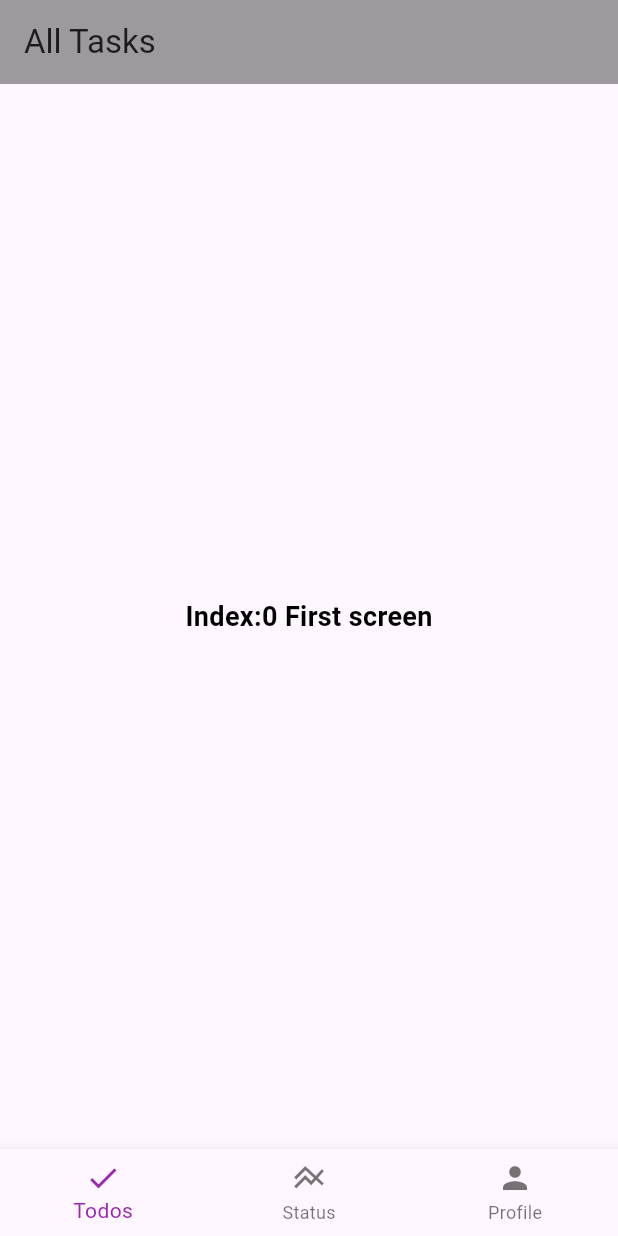
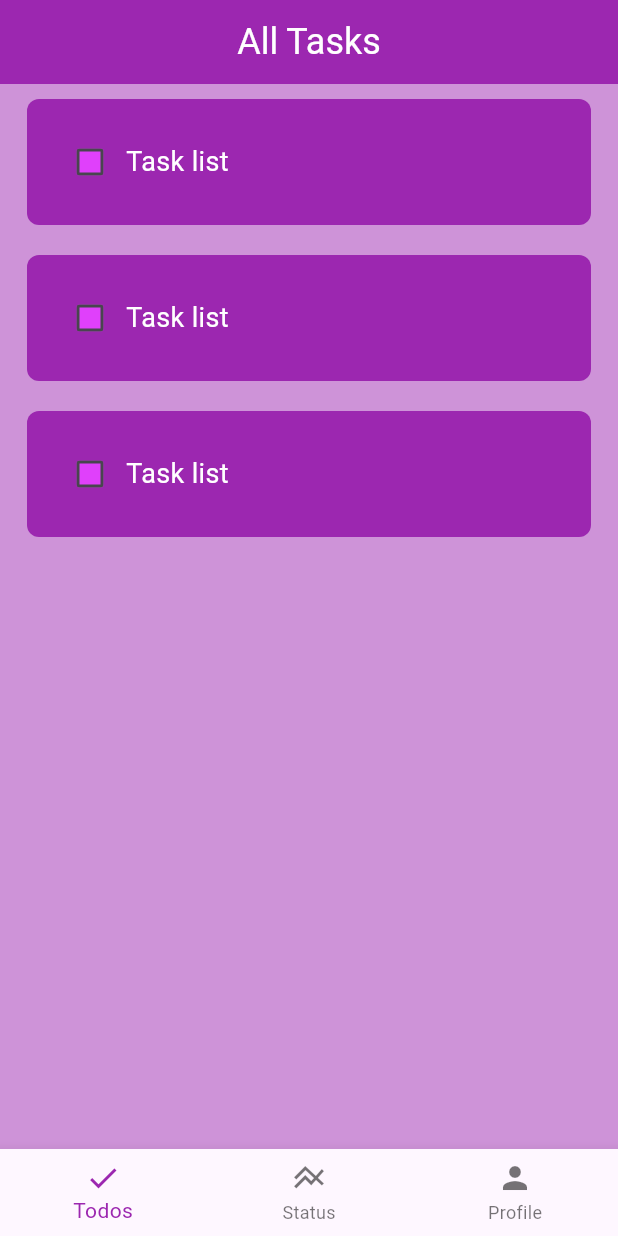
Before and after one commit to ranjansharma1412/flutter-todo-app, a Flutter app: the screen it shows after launch, on a phone screen of 412 x 824 dp. Run offline on Flutter 3.47's test engine with Material 3 defaults, Android fonts, the phone set to English and light mode, and no system bars.

Commit message:
Design todo list item

```diff
--- /dev/null
+++ b/lib/components/todo_list_item.dart
@@ -0,0 +1,31 @@
+import 'package:flutter/material.dart';
+
+class TodoListItem extends StatelessWidget {
+  final String taskName;
+  final bool taskCompleted;
+  Function(bool?) onChange;
+
+  TodoListItem({
+    super.key,
+    required this.taskName,
+    required this.taskCompleted,
+    required this.onChange,
+  });
+
+  @override
+  Widget build(BuildContext context) {
+    return Padding(
+      padding: EdgeInsets.symmetric(vertical: 10.0, horizontal: 18.0),
+      child: Container(
+        padding: EdgeInsets.all(18.0),
+        decoration: BoxDecoration(borderRadius: BorderRadius.circular(8.0), color: Colors.purple),
+        child: Row(
+          children: [
+            Checkbox(value: taskCompleted, onChanged: onChange, checkColor: Colors.white, fillColor: MaterialStateColor.resolveWith((states) => Colors.purpleAccent)),
+            Text('Task list', style: TextStyle(fontSize:18,color: Colors.white),)
+          ],
+        ),
+      ),
+    );
+  }
+}
--- a/lib/main.dart
+++ b/lib/main.dart
@@ -1,4 +1,5 @@
 import 'package:flutter/material.dart';
+import 'package:todo_app/pages/todo_list.dart';
 
 void main() {
   runApp(const MyApp());
@@ -9,8 +10,10 @@ class MyApp extends StatelessWidget {
 
   @override
   Widget build(BuildContext context) {
-    return const MaterialApp(
+    return MaterialApp(
+      debugShowCheckedModeBanner: false,
       home: TodoApp(),
+      theme: ThemeData(primarySwatch: Colors.purple),
     );
   }
 }
@@ -26,7 +29,7 @@ class _TodoAppState extends State<TodoApp> {
   int _selectedIndex = 0;
   static const TextStyle optionStyles = TextStyle(fontSize: 18, fontWeight: FontWeight.bold, color: Colors.black);
   static const List<Widget> _widgetoptions = <Widget> [
-    Text('Index:0 First screen', style: optionStyles),
+    TodoList(),
     Text('Index:1 Second screen', style: optionStyles),
     Text('Index:2 Third screen', style: optionStyles),
   ];
@@ -41,12 +44,8 @@ class _TodoAppState extends State<TodoApp> {
   @override
   Widget build(BuildContext context) {
     return  Scaffold(
-      appBar: AppBar(
-        title: const Text('All Tasks'),
-        backgroundColor: Colors.black38,
-      ),
       body: Center(
-        child: _widgetoptions.elementAt(_selectedIndex),
+        child: TodoList(),
       ),
       bottomNavigationBar: BottomNavigationBar(
         items: const <BottomNavigationBarItem>[
--- /dev/null
+++ b/lib/pages/todo_list.dart
@@ -0,0 +1,45 @@
+import 'package:flutter/material.dart';
+import 'package:todo_app/components/todo_list_item.dart';
+
+class TodoList extends StatefulWidget {
+  const TodoList({super.key});
+
+  @override
+  State<TodoList> createState() => _TodoListState();
+}
+
+class _TodoListState extends State<TodoList> {
+
+  List _todoList = [
+    ["First task", false],
+    ["Second task", false],
+    ["Third task", false],
+  ];
+
+  void onTapCheckBox(bool? value, int index){
+    setState(() {
+    _todoList[index][1]=!_todoList[index][1];
+    });
+  }
+
+  @override
+  Widget build(BuildContext context) {
+    return Scaffold(
+      backgroundColor: Colors.purple[200],
+      appBar: AppBar(
+        title: const Center(
+          child: Text('All Tasks', style: TextStyle(color: Colors.white, fontSize: 24),textAlign: TextAlign.center,),
+        ),
+        backgroundColor: Colors.purple,
+      ),
+      body: Center(
+        child: ListView.builder(
+          itemCount: _todoList.length,
+          itemBuilder: (context, index) {
+            return TodoListItem(taskName: _todoList[index][0], taskCompleted: _todoList[index][1], onChange:(newValue)=>onTapCheckBox(newValue,index));
+          },
+        )
+      ),
+    );
+  }
+}
```
